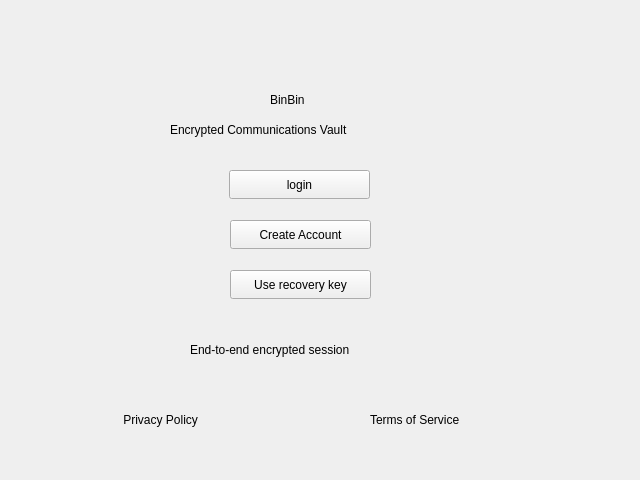
First picture: the form in UI/mainwindow.ui, repository angryduck1/E2EMes, before the edit.
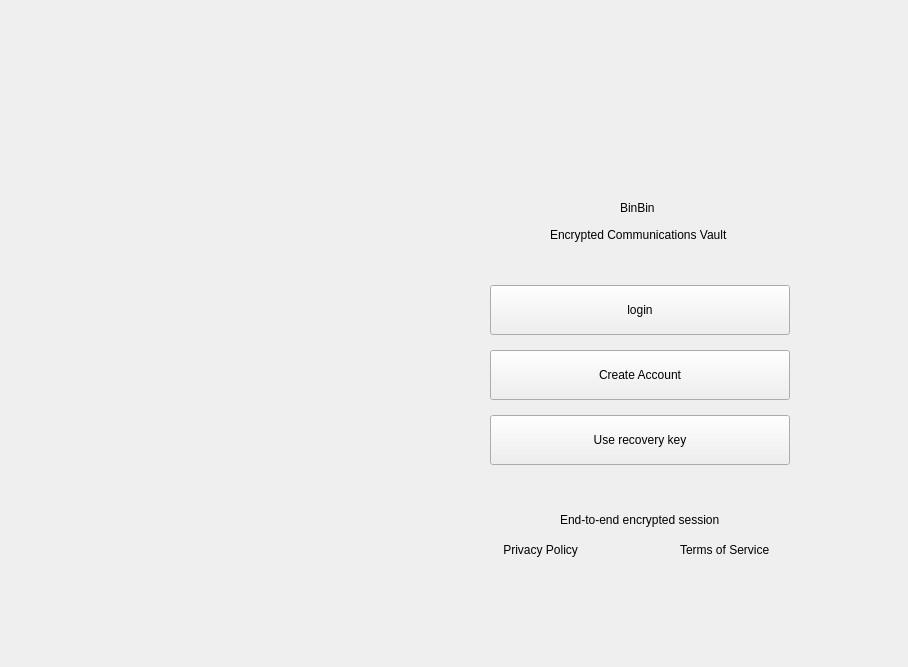
Second picture: the form after the edit.

Commit message: -add some design -add new lock.svg -change qpixmap on qicon(fix pixelation issue on lock)

```diff
--- a/UI/mainwindow.ui
+++ b/UI/mainwindow.ui
@@ -6,8 +6,8 @@
    <rect>
     <x>0</x>
     <y>0</y>
-    <width>640</width>
-    <height>480</height>
+    <width>908</width>
+    <height>667</height>
    </rect>
   </property>
   <property name="windowTitle">
@@ -19,8 +19,8 @@
      <rect>
       <x>0</x>
       <y>0</y>
-      <width>641</width>
-      <height>481</height>
+      <width>911</width>
+      <height>641</height>
      </rect>
     </property>
     <property name="currentIndex">
@@ -30,10 +30,10 @@
      <widget class="QLabel" name="binbinLabel">
       <property name="geometry">
        <rect>
-        <x>270</x>
-        <y>90</y>
-        <width>63</width>
-        <height>20</height>
+        <x>620</x>
+        <y>195</y>
+        <width>60</width>
+        <height>25</height>
        </rect>
       </property>
       <property name="text">
@@ -43,9 +43,9 @@
      <widget class="QLabel" name="label_2">
       <property name="geometry">
        <rect>
-        <x>170</x>
-        <y>120</y>
-        <width>301</width>
+        <x>550</x>
+        <y>225</y>
+        <width>221</width>
         <height>20</height>
        </rect>
       </property>
@@ -56,10 +56,10 @@
      <widget class="QPushButton" name="createAccount">
       <property name="geometry">
        <rect>
-        <x>230</x>
-        <y>220</y>
-        <width>141</width>
-        <height>29</height>
+        <x>490</x>
+        <y>350</y>
+        <width>300</width>
+        <height>50</height>
        </rect>
       </property>
       <property name="text">
@@ -69,10 +69,10 @@
      <widget class="QPushButton" name="loginButton">
       <property name="geometry">
        <rect>
-        <x>229</x>
-        <y>170</y>
-        <width>141</width>
-        <height>29</height>
+        <x>490</x>
+        <y>285</y>
+        <width>300</width>
+        <height>50</height>
        </rect>
       </property>
       <property name="text">
@@ -82,10 +82,10 @@
      <widget class="QPushButton" name="recoveryButton">
       <property name="geometry">
        <rect>
-        <x>230</x>
-        <y>270</y>
-        <width>141</width>
-        <height>29</height>
+        <x>490</x>
+        <y>415</y>
+        <width>300</width>
+        <height>50</height>
        </rect>
       </property>
       <property name="text">
@@ -95,8 +95,8 @@
      <widget class="QLabel" name="label">
       <property name="geometry">
        <rect>
-        <x>190</x>
-        <y>340</y>
+        <x>560</x>
+        <y>510</y>
         <width>201</width>
         <height>20</height>
        </rect>
@@ -108,9 +108,9 @@
      <widget class="QLabel" name="label_3">
       <property name="geometry">
        <rect>
-        <x>120</x>
-        <y>410</y>
-        <width>101</width>
+        <x>500</x>
+        <y>540</y>
+        <width>100</width>
         <height>20</height>
        </rect>
       </property>
@@ -121,9 +121,9 @@
      <widget class="QLabel" name="label_4">
       <property name="geometry">
        <rect>
-        <x>370</x>
-        <y>410</y>
-        <width>111</width>
+        <x>680</x>
+        <y>540</y>
+        <width>110</width>
         <height>20</height>
        </rect>
       </property>
@@ -134,10 +134,10 @@
      <widget class="QLabel" name="lockLabel">
       <property name="geometry">
        <rect>
-        <x>250</x>
-        <y>10</y>
-        <width>91</width>
-        <height>81</height>
+        <x>590</x>
+        <y>80</y>
+        <width>100</width>
+        <height>100</height>
        </rect>
       </property>
       <property name="text">
@@ -147,10 +147,10 @@
      <widget class="QLabel" name="shieldLabel">
       <property name="geometry">
        <rect>
-        <x>160</x>
-        <y>340</y>
+        <x>530</x>
+        <y>510</y>
         <width>31</width>
-        <height>31</height>
+        <height>20</height>
        </rect>
       </property>
       <property name="text">
```
The commit also changes 3 other files.
